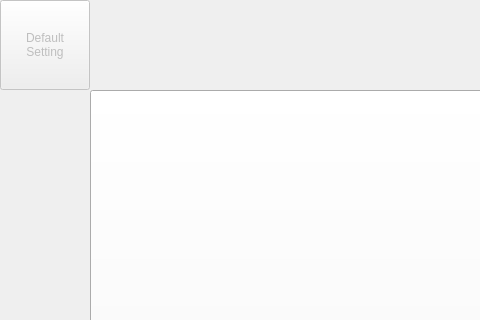
This is front/UI/Init.ui in LeeHuSeong/Kiosk_AI as Qt 5 draws it before an edit; both pictures show x 0 to 480 and y 0 to 320 of the 1080 by 1080 pixel window. The edited form follows.
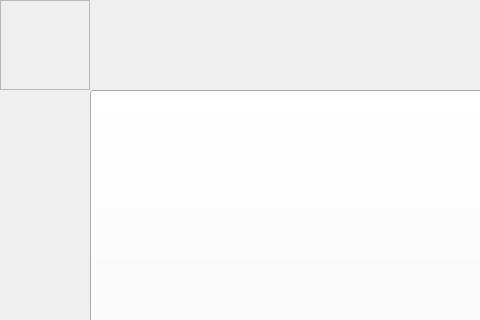
This is the edited form. The open tabs and pages were chosen to show the change. Icons and pictures are not drawn.

Diff of the .ui file:
```diff
--- a/front/UI/Init.ui
+++ b/front/UI/Init.ui
@@ -301,29 +301,6 @@
               </property>
              </spacer>
             </item>
-            <item row="0" column="0">
-             <widget class="QPushButton" name="pushButton_4">
-              <property name="enabled">
-               <bool>false</bool>
-              </property>
-              <property name="minimumSize">
-               <size>
-                <width>90</width>
-                <height>90</height>
-               </size>
-              </property>
-              <property name="maximumSize">
-               <size>
-                <width>90</width>
-                <height>90</height>
-               </size>
-              </property>
-              <property name="text">
-               <string>Default
-Setting</string>
-              </property>
-             </widget>
-            </item>
             <item row="1" column="1">
              <widget class="QPushButton" name="btn_toSelectPage">
               <property name="sizePolicy">
@@ -403,6 +380,28 @@
               </property>
              </spacer>
             </item>
+            <item row="0" column="0">
+             <widget class="QFrame" name="bottomLeft_2">
+              <property name="minimumSize">
+               <size>
+                <width>90</width>
+                <height>90</height>
+               </size>
+              </property>
+              <property name="maximumSize">
+               <size>
+                <width>90</width>
+                <height>90</height>
+               </size>
+              </property>
+              <property name="frameShape">
+               <enum>QFrame::StyledPanel</enum>
+              </property>
+              <property name="frameShadow">
+               <enum>QFrame::Raised</enum>
+              </property>
+             </widget>
+            </item>
            </layout>
           </item>
          </layout>
```
Left out of the diff: 24 changed lines with no effect on the pictures.
